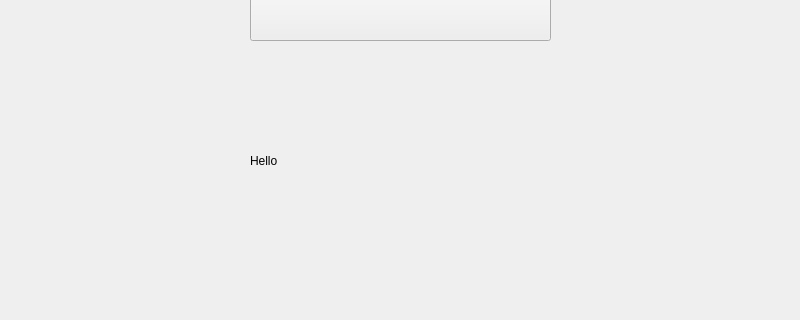
Before: the Qt Designer form test.ui in naimmuaz/transcribe_app, drawn with Qt 5; both pictures show x 0 to 800 and y 120 to 440 of the 800 by 600 pixel window.
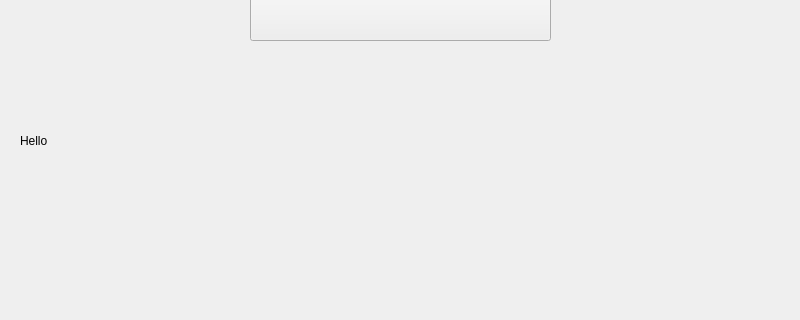
After: the same form once the commit is applied.

Commit message: added the ability to do file dialog

```diff
--- a/test.ui
+++ b/test.ui
@@ -30,10 +30,10 @@
    <widget class="QLabel" name="label">
     <property name="geometry">
      <rect>
-      <x>250</x>
+      <x>20</x>
       <y>240</y>
-      <width>321</width>
-      <height>81</height>
+      <width>761</width>
+      <height>41</height>
      </rect>
     </property>
     <property name="text">
```
The commit also changes 1 other file.
